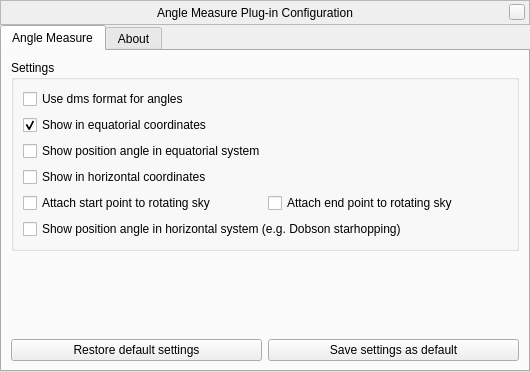
Qt form plugins/AngleMeasure/src/gui/angleMeasureDialog.ui (519984307/stellarium_src) before a commit.
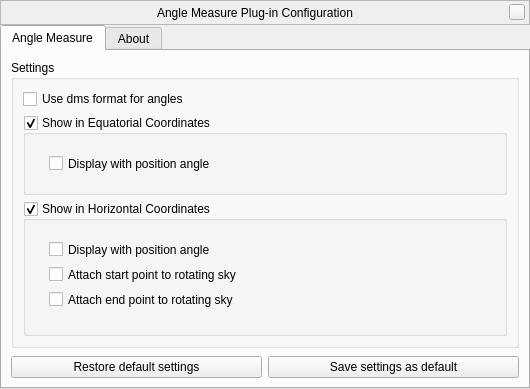
The same form after that commit. Custom widgets are drawn as their Qt base class.

Commit message: GUI improvements and author list clarification in AngleMeasurement plugin.

What changed in the file:
```diff
--- a/plugins/AngleMeasure/src/gui/angleMeasureDialog.ui
+++ b/plugins/AngleMeasure/src/gui/angleMeasureDialog.ui
@@ -162,55 +162,105 @@
            </widget>
           </item>
           <item>
-           <widget class="QCheckBox" name="showEquatorialCheckBox">
-            <property name="text">
-             <string>Show in equatorial coordinates</string>
+           <widget class="QGroupBox" name="showEquatorial_GroupBox">
+            <property name="sizePolicy">
+             <sizepolicy hsizetype="Preferred" vsizetype="Preferred">
+              <horstretch>0</horstretch>
+              <verstretch>0</verstretch>
+             </sizepolicy>
             </property>
-            <property name="checked">
+            <property name="minimumSize">
+             <size>
+              <width>0</width>
+              <height>80</height>
+             </size>
+            </property>
+            <property name="title">
+             <string>Show in Equatorial Coordinates</string>
+            </property>
+            <property name="flat">
              <bool>true</bool>
             </property>
-           </widget>
-          </item>
-          <item>
+            <property name="checkable">
+             <bool>true</bool>
+            </property>
            <widget class="QCheckBox" name="showPositionAngleCheckBox">
             <property name="enabled">
              <bool>true</bool>
             </property>
+             <property name="geometry">
+              <rect>
+               <x>26</x>
+               <y>40</y>
+               <width>400</width>
+               <height>17</height>
+              </rect>
+             </property>
             <property name="text">
-             <string>Show position angle in equatorial system</string>
-            </property>
-           </widget>
+              <string>Display with position angle</string>
+             </property>
+            </widget>
+           </widget>
           </item>
           <item>
-           <widget class="QCheckBox" name="showHorizontalCheckBox">
+           <widget class="QGroupBox" name="showHorizontal_GroupBox">
+            <property name="minimumSize">
+             <size>
+              <width>0</width>
+              <height>135</height>
+             </size>
+            </property>
+            <property name="title">
+             <string>Show in Horizontal Coordinates</string>
+            </property>
+            <property name="flat">
+             <bool>true</bool>
+            </property>
+            <property name="checkable">
+             <bool>true</bool>
+            </property>
+            <widget class="QCheckBox" name="showPositionAngleHorizontalCheckBox">
+             <property name="geometry">
+              <rect>
+               <x>26</x>
+               <y>40</y>
+               <width>484</width>
+               <height>17</height>
+              </rect>
+             </property>
+             <property name="toolTip">
+              <string>(e.g. for Dobson starhopping)</string>
+             </property>
             <property name="text">
-             <string>Show in horizontal coordinates</string>
-            </property>
-           </widget>
-          </item>
-          <item>
-           <layout class="QHBoxLayout" name="horizontalLayout">
-            <item>
+              <string>Display with position angle </string>
+             </property>
+            </widget>
              <widget class="QCheckBox" name="azAltStartOnSkyCheckBox">
+             <property name="geometry">
+              <rect>
+               <x>26</x>
+               <y>65</y>
+               <width>400</width>
+               <height>17</height>
+              </rect>
+             </property>
               <property name="text">
                <string>Attach start point to rotating sky</string>
               </property>
              </widget>
-            </item>
-            <item>
              <widget class="QCheckBox" name="azAltEndOnSkyCheckBox">
+             <property name="geometry">
+              <rect>
+               <x>26</x>
+               <y>90</y>
+               <width>400</width>
+               <height>17</height>
+              </rect>
+             </property>
               <property name="text">
                <string>Attach end point to rotating sky</string>
               </property>
              </widget>
-            </item>
-           </layout>
-          </item>
-          <item>
-           <widget class="QCheckBox" name="showPositionAngleHorizontalCheckBox">
-            <property name="text">
-             <string>Show position angle in horizontal system (e.g. Dobson starhopping)</string>
-            </property>
            </widget>
           </item>
          </layout>
```
Lines whose indentation alone changed are shown as unchanged. The commit also changes 2 other files.
